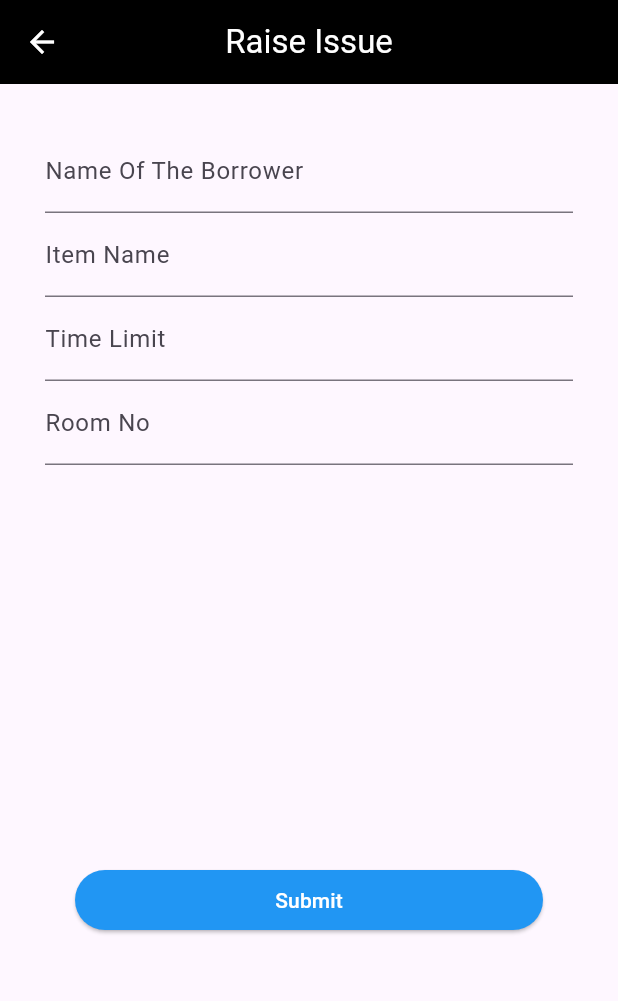
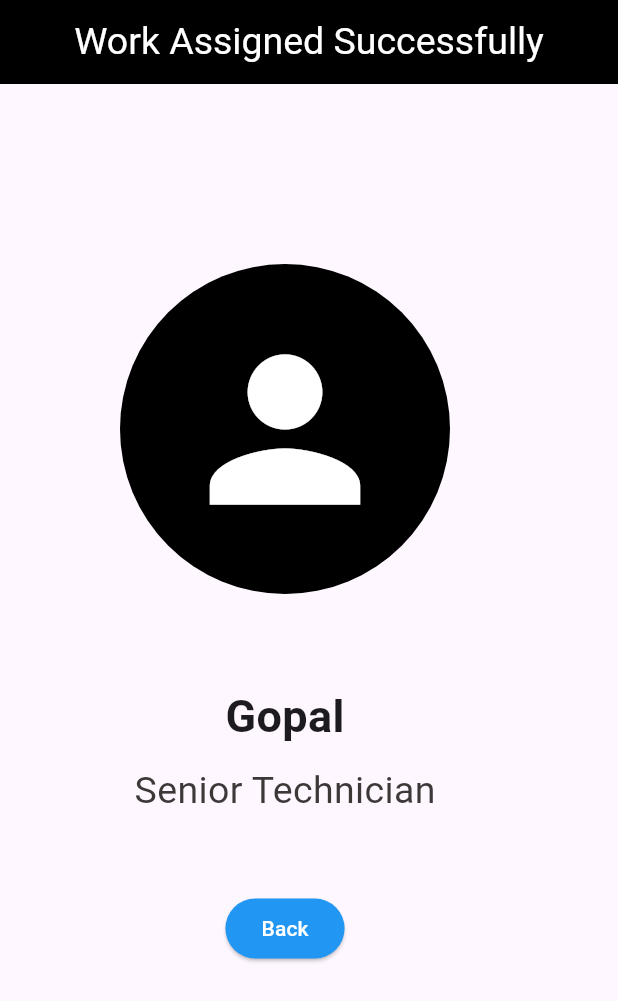
Before and after one commit to Riyaz1203/TechTrack, a Flutter app: the screen it shows after launch, on a phone screen of 412 x 824 dp. Shown: the top 1001 px of the screen. Run offline on Flutter 3.47's test engine with Material 3 defaults, Android fonts, the phone set to English and light mode, and no system bars; our stand-ins replace cloud_firestore, firebase_auth, firebase_core, table_calendar; accounts and stored records are empty.

Commit message:
Assign and Assigning Page are Updated

```diff
--- /dev/null
+++ b/lib/Pages/AssigningPage.dart
@@ -0,0 +1,68 @@
+import 'package:flutter/material.dart';
+
+class AssigningPage extends StatelessWidget {
+  const AssigningPage({super.key});
+
+  @override
+  Widget build(BuildContext context) {
+    return Scaffold(
+      appBar: AppBar(
+        backgroundColor: Colors.black,
+        title: const Text(
+          'Work Assigned Successfully',
+          style: TextStyle(fontSize: 25, color: Colors.white),
+        ),
+        centerTitle: true,
+      ),
+      body: Padding(
+        padding: const EdgeInsets.only(left: 80, top: 80),
+        child: Column(
+          children: [
+            Container(
+              width: 220.0,
+              height: 300.0,
+              decoration: const BoxDecoration(
+                shape: BoxShape.circle,
+                color: Colors.black,
+              ),
+              child: const Icon(
+                Icons.person,
+                size: 150.0,
+                color: Colors.white,
+              ),
+            ),
+            const SizedBox(height: 20.0), // Add space between the icon and text
+            const Text(
+              'Gopal',
+              style: TextStyle(
+                fontSize: 30.0, // Adjust the font size as needed
+                fontWeight: FontWeight.bold,
+              ),
+            ),
+            const SizedBox(height: 10.0), // Add space between the name and role
+            const Text(
+              'Senior Technician',
+              style: TextStyle(
+                fontSize: 25.0, // Adjust the font size as needed
+                color: Color.fromARGB(255, 61, 56, 56),
+              ),
+            ),
+            Padding(
+              padding: const EdgeInsets.only(top: 50),
+              child: ElevatedButton(
+                  style: ElevatedButton.styleFrom(
+                    backgroundColor:
+                        Colors.blue, // Set the background color to blue
+                  ),
+                  onPressed: () {},
+                  child: const Text(
+                    'Back',
+                    style: TextStyle(color: Colors.white),
+                  )),
+            )
+          ],
+        ),
+      ),
+    );
+  }
+}
--- a/lib/main.dart
+++ b/lib/main.dart
@@ -1,6 +1,7 @@
 import 'package:flutter/material.dart';
 import 'package:techtrack/Pages/AccessPage.dart';
 import 'package:techtrack/Pages/AssignPage.dart';
+import 'package:techtrack/Pages/AssigningPage.dart';
 import 'package:techtrack/Pages/DashBoard.dart';
 import 'package:techtrack/Pages/Homepage.dart';
 import 'package:techtrack/Pages/ItemsDisplayPage.dart';
@@ -33,7 +34,7 @@ class MyApp extends StatelessWidget {
       theme: ThemeData(
         useMaterial3: true,
       ),
-      home:  NewBorrowerPage(),
+      home: const AssigningPage(),
     );
   }
 }
```
Also changed, not shown: lib/Pages/AssignPage.dart (+94 -3 lines).
